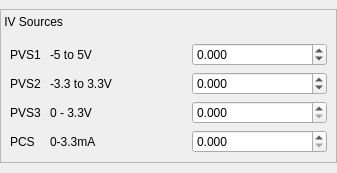
Before: the Qt Designer form SEEL/templates/widgets/supplyWidget.ui in jithinbp/SEELablet, drawn with Qt 5.
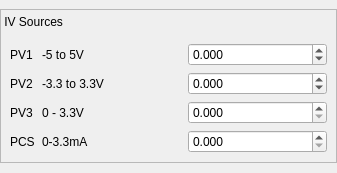
After: the same form once the commit is applied.

What changed in the file:
```diff
--- a/SEEL/templates/widgets/supplyWidget.ui
+++ b/SEEL/templates/widgets/supplyWidget.ui
@@ -87,7 +87,7 @@
             </sizepolicy>
            </property>
            <property name="text">
-            <string>PVS3</string>
+            <string>PV3</string>
            </property>
           </widget>
          </item>
@@ -100,7 +100,7 @@
             </sizepolicy>
            </property>
            <property name="text">
-            <string>PVS2 </string>
+            <string>PV2 </string>
            </property>
           </widget>
          </item>
@@ -113,7 +113,7 @@
             </sizepolicy>
            </property>
            <property name="text">
-            <string>PVS1 </string>
+            <string>PV1 </string>
            </property>
           </widget>
          </item>
```
Left out of the diff: 30 changed lines with no effect on the pictures.
